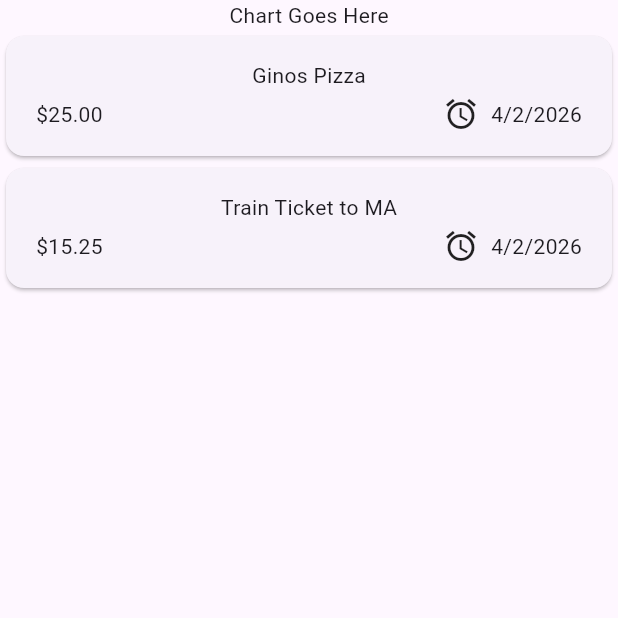
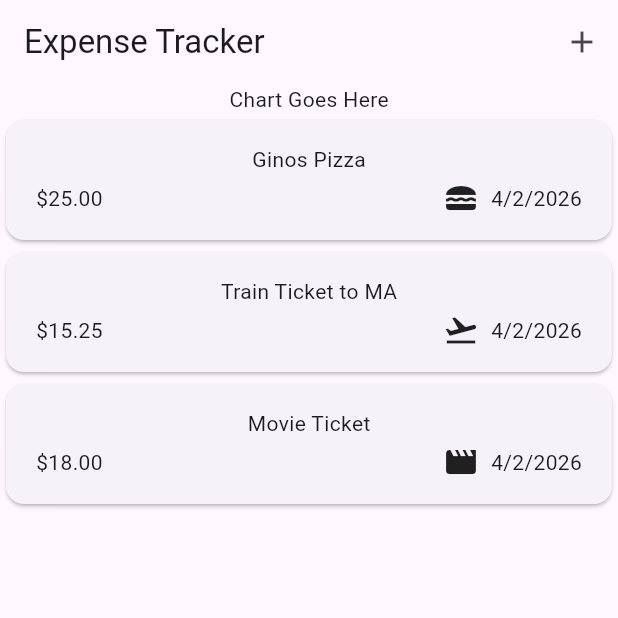
Before and after one commit to EnZo-Z21/ITEC-315, a Flutter app: the screen it shows after launch, on a phone screen of 412 x 824 dp, the top half of it. Run offline on Flutter 3.47's test engine with Material 3 defaults, Android fonts, the phone set to English and light mode, and no system bars; our stand-ins replace google_fonts.

Commit message:
Added top App Bar in expenses

```diff
--- a/expense_tracker_sp26/lib/widgets/expenses.dart
+++ b/expense_tracker_sp26/lib/widgets/expenses.dart
@@ -14,15 +14,24 @@ class _ExpensesState extends State<Expenses> {
   final List<Expense> _registeredExpenses = [
     Expense(title: 'Ginos Pizza', amount: 25.00, date: DateTime.now(), category: Category.food),
     Expense(title: 'Train Ticket to MA', amount: 15.25, date: DateTime.now(), category: Category.travel),
+    Expense(title: 'Movie Ticket', amount: 18.00, date: DateTime.now(), category: Category.leisure),
   ];
   @override
   Widget build(BuildContext context) {
     return Scaffold(
+      appBar: AppBar(
+        title: const Text('Expense Tracker'),
+        actions: [
+          IconButton(icon: Icon(Icons.add),
+          onPressed: (){
+
+          })
+        ],
+      ),
       body: Column(
         children: [
           Text('Chart Goes Here'),
-          SizedBox(
-            height: 300,
+          Expanded(
             child: ExpensesList(expenses: _registeredExpenses)),
         ],
       ),
--- a/expense_tracker_sp26/lib/widgets/expenses_list/expense_item.dart
+++ b/expense_tracker_sp26/lib/widgets/expenses_list/expense_item.dart
@@ -23,7 +23,7 @@ class ExpenseItem extends StatelessWidget {
                 Spacer(),
                 Row(
                   children: [
-                    Icon(Icons.alarm),
+                      Icon(categoryIcons[expense.category]),
                     const SizedBox(width: 8),
                     Text(expense.formattedDate),
                   ],
```
